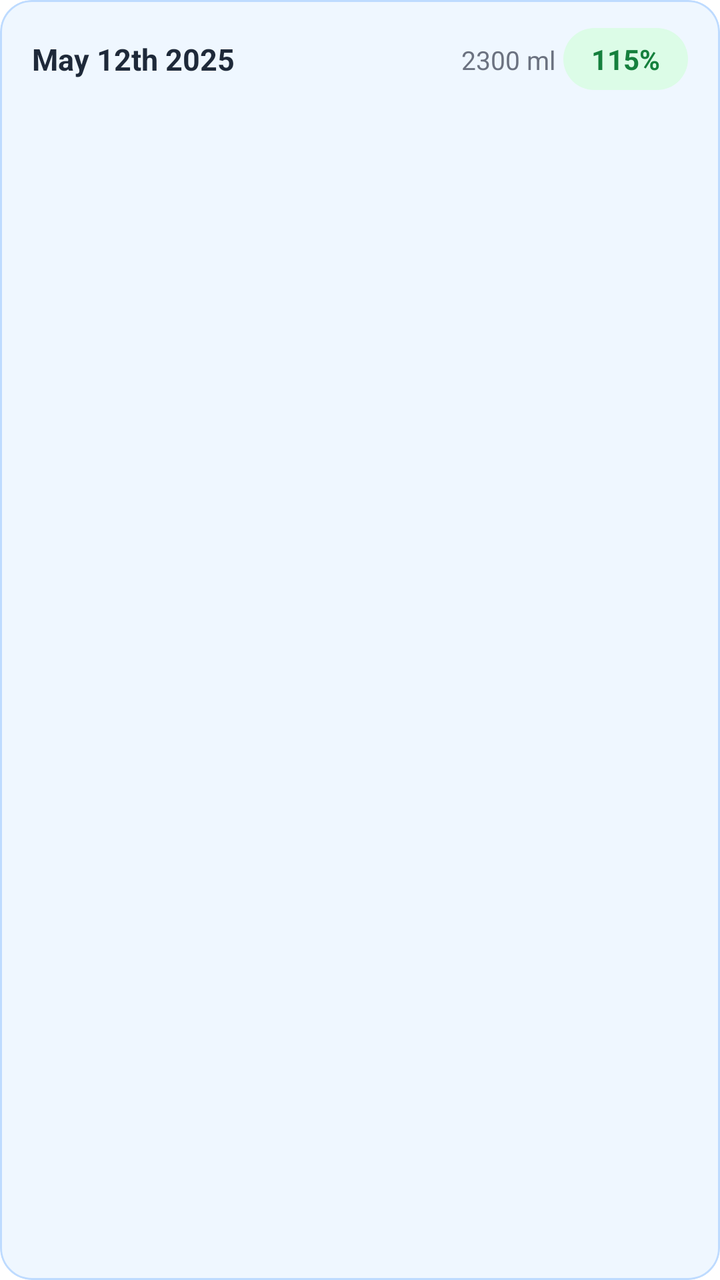
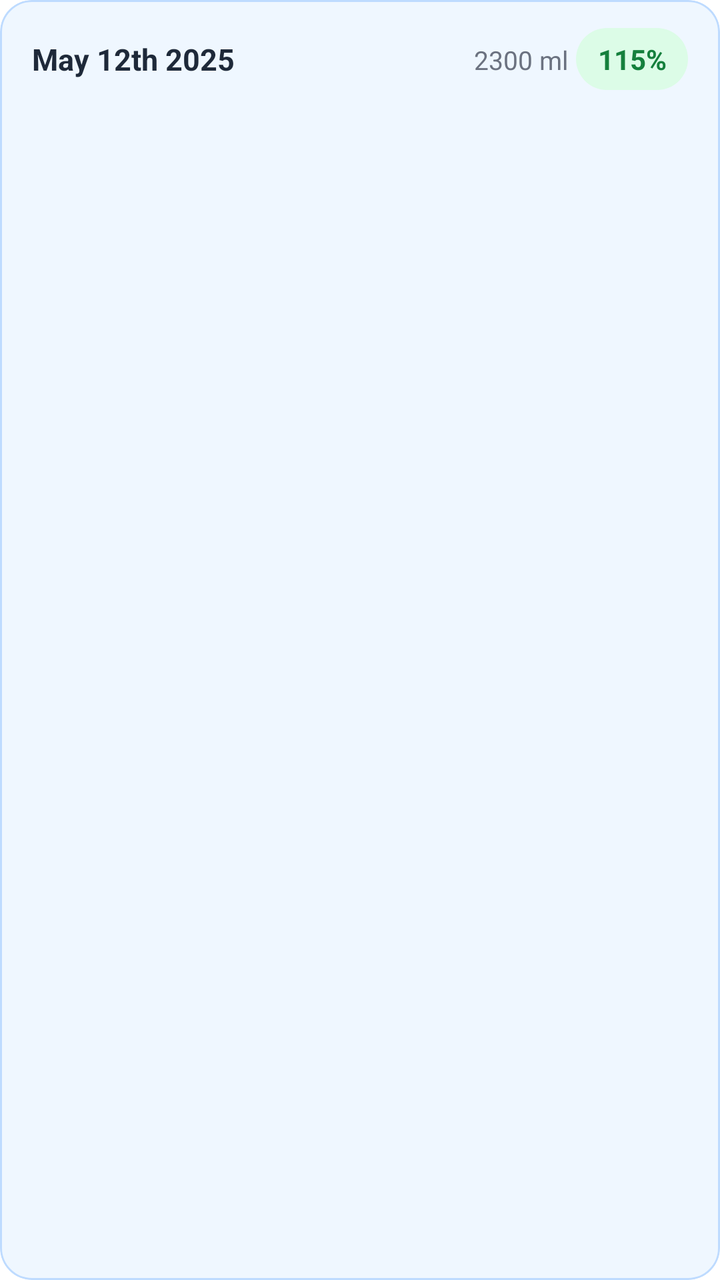

Screens rendered from an Android XML layout before and after an edit, with the pre-edit source and the edit as a unified diff.
<!-- AndroidManifest.xml: application theme Theme.DeskBudHydration -->
<!-- res/layout/item_istoric.xml -->
<?xml version="1.0" encoding="utf-8"?>
<com.google.android.material.card.MaterialCardView
    xmlns:android="http://schemas.android.com/apk/res/android"
    xmlns:app="http://schemas.android.com/apk/res-auto"
    android:layout_width="match_parent"
    android:layout_height="wrap_content"
    android:layout_marginBottom="10dp"
    app:cardBackgroundColor="#eff7ff"
    app:cardCornerRadius="16dp"
    app:cardElevation="0dp"
    app:strokeColor="#bedbff"
    app:strokeWidth="1dp">

    <LinearLayout
        android:layout_width="match_parent"
        android:layout_height="wrap_content"
        android:orientation="horizontal"
        android:gravity="center_vertical"
        android:paddingHorizontal="16dp"
        android:paddingVertical="14dp">

        <TextView
            android:id="@+id/tv_data_istoric"
            android:layout_width="wrap_content"
            android:layout_height="wrap_content"
            android:text="@string/data_zi_istoric"
            android:textSize="15sp"
            android:textStyle="bold"
            android:textColor="#1e2939"
            android:layout_weight="1"/>

        <LinearLayout
            android:layout_width="0dp"
            android:layout_height="wrap_content"
            android:layout_weight="1"
            android:orientation="horizontal"
            android:gravity="end">

            <TextView
                android:id="@+id/tv_ml_istoric"
                android:layout_width="wrap_content"
                android:layout_height="wrap_content"
                android:layout_marginEnd="4dp"
                android:text="@string/cantitate_zi_istoric"
                android:textSize="13sp"
                android:textColor="#6B7280"/>

            <TextView
                android:id="@+id/tv_procent_istoric"
                android:layout_width="wrap_content"
                android:layout_height="wrap_content"
                android:text="@string/procent_zi_istoric"
                android:textSize="14sp"
                android:textStyle="bold"
                android:textColor="#15803d"
                android:background="@drawable/istoric_procent_atins"
                android:paddingHorizontal="14dp"
                android:paddingVertical="6dp"/>

        </LinearLayout>

    </LinearLayout>

</com.google.android.material.card.MaterialCardView>
<!-- resources referenced by this layout -->
<resources>
  <!-- drawable istoric_procent_atins (drawable) -->
  <?xml version="1.0" encoding="utf-8"?>
  <shape
      xmlns:android="http://schemas.android.com/apk/res/android"
      android:shape="rectangle">
      <solid android:color="#DCFCE7"/>
      <corners android:radius="100dp"/>
  
  </shape>
  <string name="cantitate_zi_istoric">2300 ml</string>
  <string name="data_zi_istoric">May 12th 2025</string>
  <string name="procent_zi_istoric">115%</string>
  <style name="Theme.DeskBudHydration" parent="Base.Theme.DeskBudHydration">
          <item name="android:windowBackground">#ffffff</item>
      </style>
  <style name="Base.Theme.DeskBudHydration" parent="Theme.Material3.DayNight.NoActionBar">
          
          
      </style>
</resources>

<!-- the commit's change to res/layout/item_istoric.xml (unified diff, before → after) -->
@@ -49,13 +49,15 @@
                 android:id="@+id/tv_procent_istoric"
                 android:layout_width="wrap_content"
                 android:layout_height="wrap_content"
+                android:minWidth="56dp"
                 android:text="@string/procent_zi_istoric"
                 android:textSize="14sp"
                 android:textStyle="bold"
                 android:textColor="#15803d"
                 android:background="@drawable/istoric_procent_atins"
-                android:paddingHorizontal="14dp"
-                android:paddingVertical="6dp"/>
+                android:paddingHorizontal="10dp"
+                android:paddingVertical="6dp"
+                android:gravity="center"/>
 
         </LinearLayout>
 
